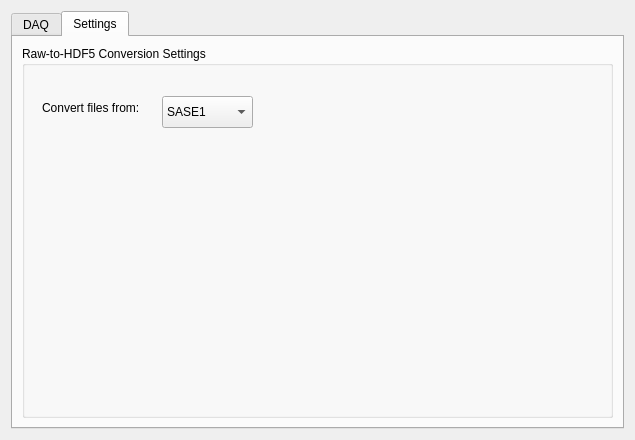
This is gui/UIDAQ.ui in cgre23/XFEL-DAQ as Qt 5 draws it before an edit. The edited form follows.
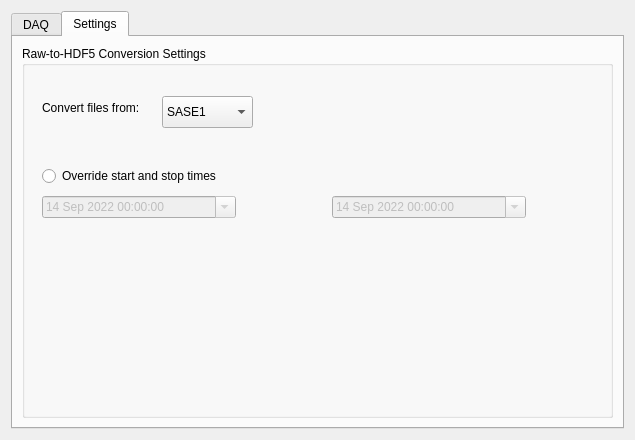
This is the edited form. The open tabs and pages were chosen to show the change.

Commit message: set timedate override

Diff of the .ui file:
```diff
--- a/gui/UIDAQ.ui
+++ b/gui/UIDAQ.ui
@@ -137,6 +137,65 @@
            <string>Convert files from:</string>
           </property>
          </widget>
+         <widget class="QDateTimeEdit" name="starttime">
+          <property name="enabled">
+           <bool>false</bool>
+          </property>
+          <property name="geometry">
+           <rect>
+            <x>20</x>
+            <y>150</y>
+            <width>194</width>
+            <height>22</height>
+           </rect>
+          </property>
+          <property name="minimumDate">
+           <date>
+            <year>2022</year>
+            <month>9</month>
+            <day>14</day>
+           </date>
+          </property>
+          <property name="calendarPopup">
+           <bool>true</bool>
+          </property>
+         </widget>
+         <widget class="QDateTimeEdit" name="stoptime">
+          <property name="enabled">
+           <bool>false</bool>
+          </property>
+          <property name="geometry">
+           <rect>
+            <x>310</x>
+            <y>150</y>
+            <width>194</width>
+            <height>22</height>
+           </rect>
+          </property>
+          <property name="minimumDate">
+           <date>
+            <year>2022</year>
+            <month>9</month>
+            <day>14</day>
+           </date>
+          </property>
+          <property name="calendarPopup">
+           <bool>true</bool>
+          </property>
+         </widget>
+         <widget class="QRadioButton" name="radioButton">
+          <property name="geometry">
+           <rect>
+            <x>20</x>
+            <y>120</y>
+            <width>301</width>
+            <height>20</height>
+           </rect>
+          </property>
+          <property name="text">
+           <string>Override start and stop times</string>
+          </property>
+         </widget>
         </widget>
        </item>
       </layout>
```
Left out of the diff: 5 changed lines with no effect on the pictures. The commit also changes 5 other files.
